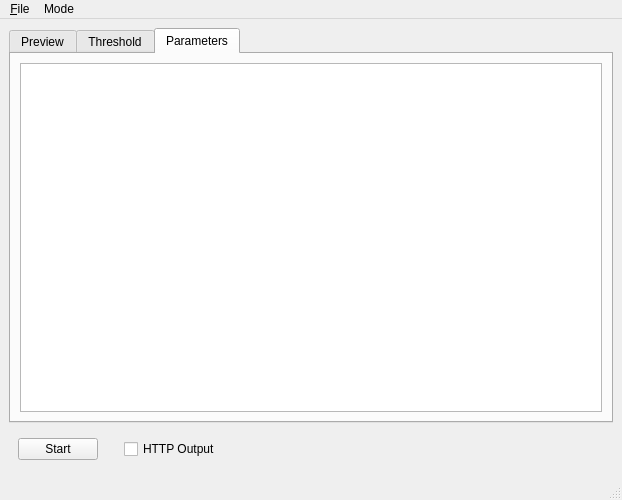
The window that src/demo/fly_sorter/fly_sorter_window.ui (janelia-idf/bias) describes before a commit, drawn with Qt 5.
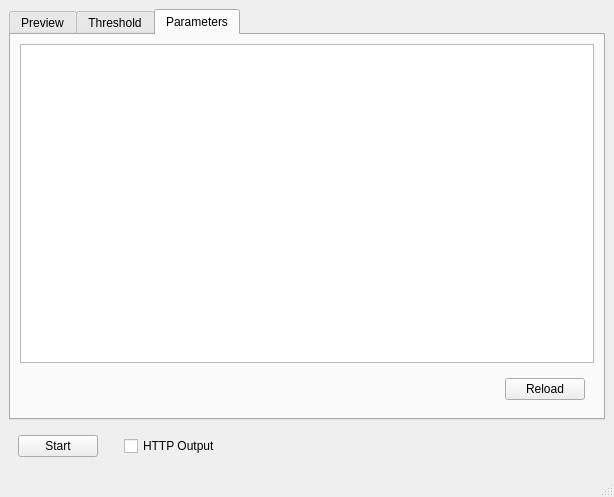
The same window after the commit. The open tabs and pages were chosen to show the change.

Commit message: Worked on fly sorter loading parameters from json file.

What changed in the file:
```diff
--- a/src/demo/fly_sorter/fly_sorter_window.ui
+++ b/src/demo/fly_sorter/fly_sorter_window.ui
@@ -6,15 +6,15 @@
    <rect>
     <x>0</x>
     <y>0</y>
-    <width>622</width>
-    <height>500</height>
+    <width>614</width>
+    <height>497</height>
    </rect>
   </property>
   <property name="windowTitle">
    <string>Fly Sorter -  Machine Vision</string>
   </property>
   <widget class="QWidget" name="centralwidget">
-   <layout class="QVBoxLayout" name="verticalLayout">
+   <layout class="QVBoxLayout" name="verticalLayout_2">
     <item>
      <widget class="QTabWidget" name="tabWidget">
       <property name="enabled">
@@ -79,7 +79,7 @@
        <attribute name="title">
         <string>Parameters</string>
        </attribute>
-       <layout class="QHBoxLayout" name="horizontalLayout_4">
+       <layout class="QVBoxLayout" name="verticalLayout">
         <item>
          <widget class="QTextEdit" name="paramsTextEditPtr_">
           <property name="enabled">
@@ -90,6 +90,32 @@
           </property>
          </widget>
         </item>
+        <item>
+         <widget class="QWidget" name="widget_2" native="true">
+          <layout class="QHBoxLayout" name="horizontalLayout_4">
+           <item>
+            <spacer name="horizontalSpacer_3">
+             <property name="orientation">
+              <enum>Qt::Horizontal</enum>
+             </property>
+             <property name="sizeHint" stdset="0">
+              <size>
+               <width>556</width>
+               <height>20</height>
+              </size>
+             </property>
+            </spacer>
+           </item>
+           <item>
+            <widget class="QPushButton" name="reloadPushButtonPtr_">
+             <property name="text">
+              <string>Reload</string>
+             </property>
+            </widget>
+           </item>
+          </layout>
+         </widget>
+        </item>
        </layout>
       </widget>
      </widget>
@@ -157,26 +183,10 @@
     <rect>
      <x>0</x>
      <y>0</y>
-     <width>622</width>
+     <width>614</width>
      <height>20</height>
     </rect>
    </property>
-   <widget class="QMenu" name="menuFilePtr_">
-    <property name="title">
-     <string>&amp;File</string>
-    </property>
-    <addaction name="actionParametersPtr_"/>
-    <addaction name="actionPlaybackMoviePtr_"/>
-   </widget>
-   <widget class="QMenu" name="menuModePtr_">
-    <property name="title">
-     <string>Mode</string>
-    </property>
-    <addaction name="actionNormalPtr_"/>
-    <addaction name="actionPlaybackPtr_"/>
-   </widget>
-   <addaction name="menuFilePtr_"/>
-   <addaction name="menuModePtr_"/>
   </widget>
   <widget class="QStatusBar" name="statusbar"/>
   <action name="actionParametersPtr_">
```
The commit also changes 6 other files.
